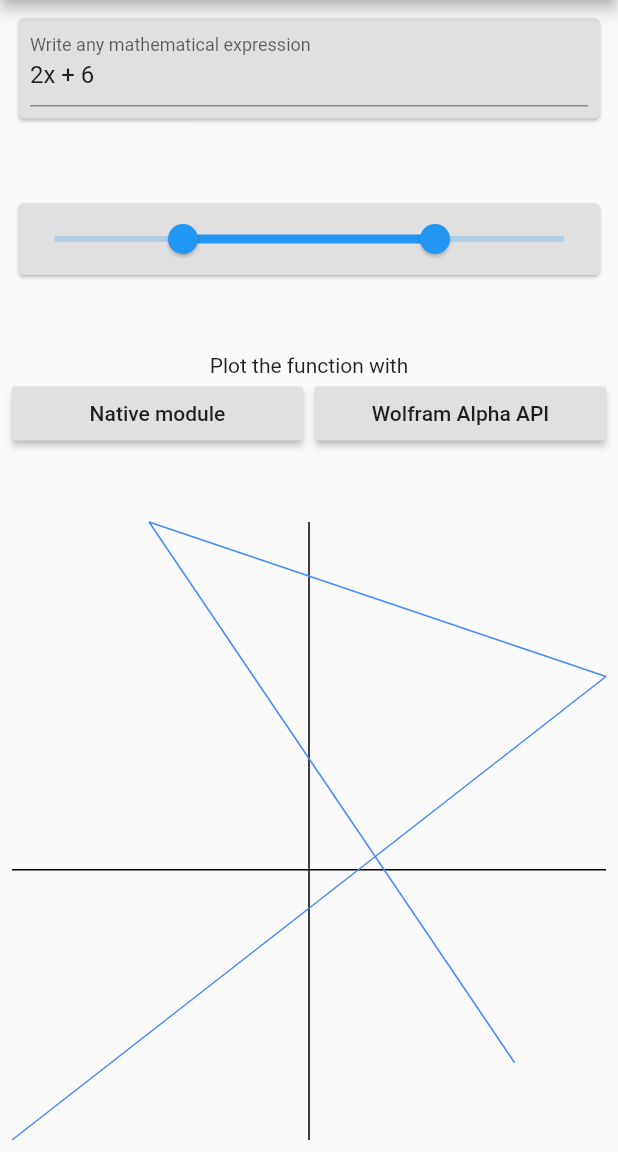
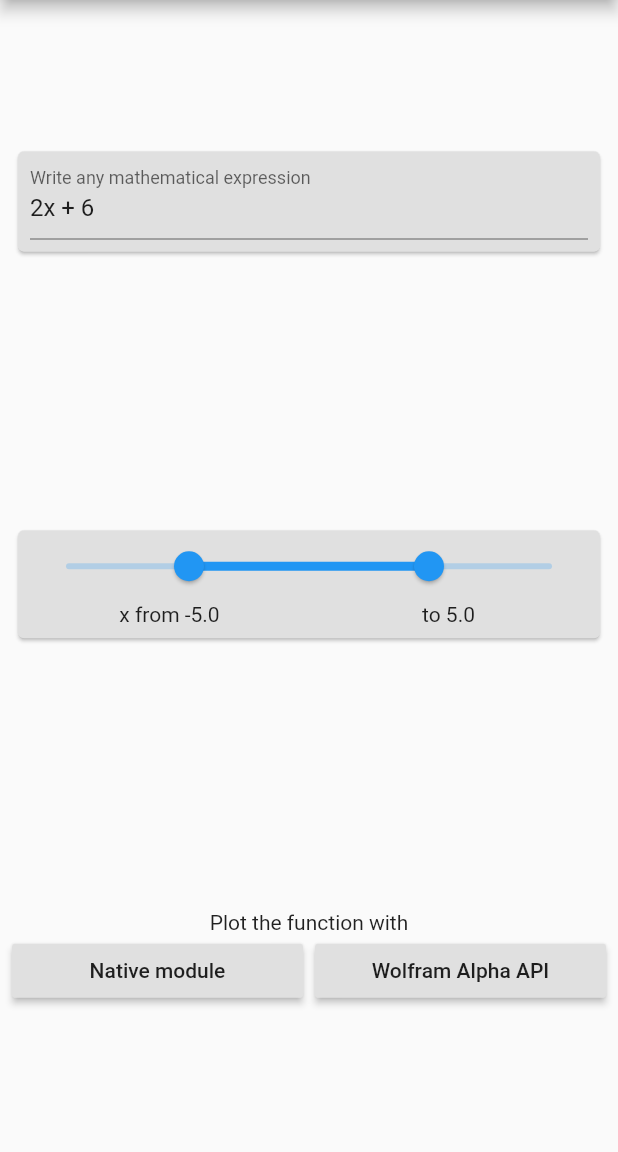
Before and after one commit to RenatFakhrutdinov/calc_app, a Flutter app: the screen it shows after launch, on a phone screen of 412 x 824 dp, the part 84-1236 px from its top. Run offline on Flutter 3.47's test engine with Material 2 defaults, Android fonts, the phone set to English and light mode, and no system bars.

Commit message:
prepare ui of MainPage

```diff
--- a/lib/screens/main_page.dart
+++ b/lib/screens/main_page.dart
@@ -1,10 +1,7 @@
-import 'dart:math';
-
 import 'package:calcapp/presenter/randomizer.dart';
 import 'package:calcapp/res/numbers.dart';
 import 'package:calcapp/res/strings.dart';
 import 'package:calcapp/widgets/custom_card.dart';
-import 'package:calcapp/widgets/graph_widget.dart';
 import 'package:flutter/material.dart';
 
 class MainPage extends StatefulWidget {
@@ -16,16 +13,6 @@ class _MainPageState extends State<MainPage> {
   TextEditingController _mathExpressionController =
       TextEditingController(text: Randomizer().randomExpression());
 
-  final List<Point> data = [
-    const Point(9, -5.0),
-    const Point(-7.0, 9.0),
-    const Point(13.0, 5.0),
-    const Point(-13.0, -7.0),
-  ];
-
-  int minValue = -5;
-  int maxValue = 5;
-
   RangeValues range = RangeValues(-5, 5);
 
   @override
@@ -35,21 +22,19 @@ class _MainPageState extends State<MainPage> {
         body: Padding(
           padding: EdgeInsets.all(standardPadding),
           child: Column(
-            mainAxisAlignment: MainAxisAlignment.spaceBetween,
+            mainAxisAlignment: MainAxisAlignment.spaceAround,
             children: <Widget>[
               CustomCard(
-                child: Container(
-                  margin: EdgeInsets.fromLTRB(
-                      standardPadding, 0, standardPadding, standardPadding),
                 child: TextField(
                   controller: _mathExpressionController,
                   decoration:
                       InputDecoration(labelText: Strings.writeAnyExpression),
                 ),
               ),
-              ),
               CustomCard(
-                child: RangeSlider(
+                child: Column(
+                  children: <Widget>[
+                    RangeSlider(
                       values: range,
                       onChanged: (RangeValues newRange) {
                         setState(() {
@@ -59,8 +44,24 @@ class _MainPageState extends State<MainPage> {
                       divisions: divisionsOfRange,
                       min: minOfRange,
                       max: maxOfRange,
-                  labels:
-                      RangeLabels(range.start.toString(), range.end.toString()),
+                    ),
+                    Row(
+                      children: <Widget>[
+                        Expanded(
+                          child: Text(
+                            'x from ${range.start}',
+                            textAlign: TextAlign.center,
+                          ),
+                        ),
+                        Expanded(
+                          child: Text(
+                            'to ${range.end}',
+                            textAlign: TextAlign.center,
+                          ),
+                        ),
+                      ],
+                    )
+                  ],
                 ),
               ),
               Column(
@@ -85,9 +86,6 @@ class _MainPageState extends State<MainPage> {
                   ),
                 ],
               ),
-              GraphWidget(
-                points: data,
-              )
             ],
           ),
         ));
--- a/lib/widgets/custom_card.dart
+++ b/lib/widgets/custom_card.dart
@@ -1,3 +1,4 @@
+import 'package:calcapp/res/numbers.dart';
 import 'package:flutter/material.dart';
 
 class CustomCard extends StatelessWidget {
@@ -9,7 +10,10 @@ class CustomCard extends StatelessWidget {
   Widget build(BuildContext context) {
     return Card(
       color: Colors.grey[300],
-      child: child,
+      child: Container(
+          margin: EdgeInsets.fromLTRB(
+              standardPadding, 0, standardPadding, standardPadding),
+          child: child),
     );
   }
 }
```
Also changed, not shown: lib/res/numbers.dart (line endings or trailing spaces). Lines whose indentation alone changed are shown as unchanged.
